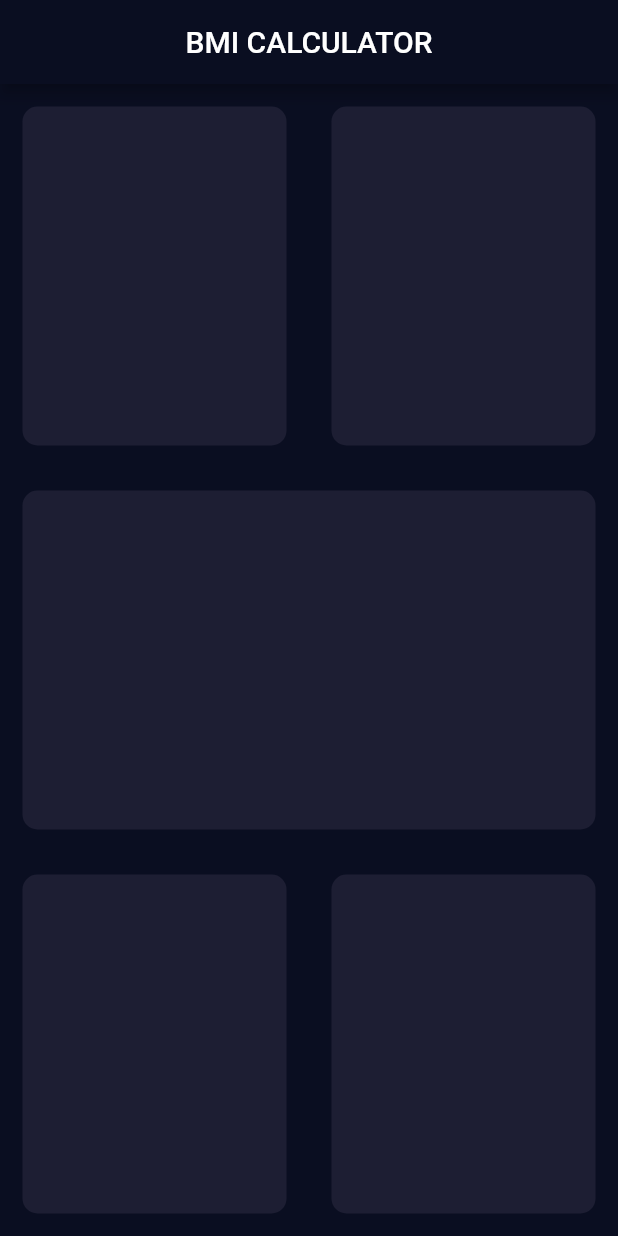
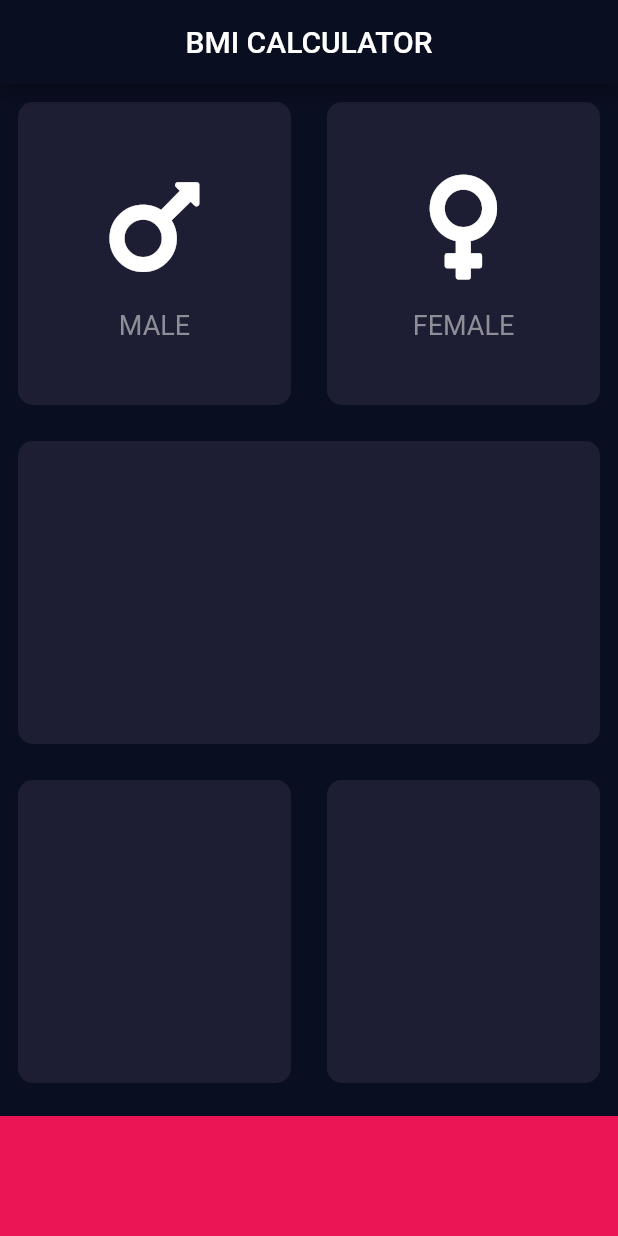
Before and after one commit to TsengYiYao/bmi-calculator, a Flutter app: the screen it shows after launch, on a phone screen of 412 x 824 dp. Run offline on Flutter 3.47's test engine with Material 2 defaults, Android fonts, the phone set to English and light mode, and no system bars; our stand-ins replace font_awesome_flutter.

Commit message:
EXTRACT IconContent

```diff
--- a/lib/input_page.dart
+++ b/lib/input_page.dart
@@ -1,4 +1,9 @@
 import 'package:flutter/material.dart';
+import 'package:font_awesome_flutter/font_awesome_flutter.dart';
+
+const bottomContainerHeight = 80.0;
+const bottomContainerColor = Color(0xFFEB1555);
+const activeCardColor = Color(0xFF1D1E33);
 
 class InputPage extends StatefulWidget {
   @override
@@ -20,28 +25,44 @@ class _InputPageState extends State<InputPage> {
                 child: Row(
               children: <Widget>[
                 Expanded(
-                    child: ReusableCard(color: Color(0XFF1D1E33)),
+                  child: ReusableCard(
+                    color: activeCardColor,
+                    cardChild: IconContent(
+                      icon: FontAwesomeIcons.mars,
+                      text: 'MALE',
                     ),
-                  Expanded(
-                    child: ReusableCard(color: Color(0XFF1D1E33)),
-                  ),
-                ],
                   ),
                 ),
                 Expanded(
-              child: ReusableCard(color: Color(0XFF1D1E33)),
+                  child: ReusableCard(
+                    color: activeCardColor,
+                    cardChild: IconContent(
+                      icon: FontAwesomeIcons.venus,
+                      text: 'FEMALE',
+                    ),
+                  ),
+                ),
+              ],
+            )),
+            Expanded(
+              child: ReusableCard(color: activeCardColor),
             ),
             Expanded(
                 child: Row(
               children: <Widget>[
                 Expanded(
-                    child: ReusableCard(color: Color(0XFF1D1E33)),
+                  child: ReusableCard(color: activeCardColor),
                 ),
                 Expanded(
-                    child: ReusableCard(color: Color(0XFF1D1E33)),
+                  child: ReusableCard(color: activeCardColor),
                 ),
               ],
-              ),
+            )),
+            Container(
+              color: bottomContainerColor,
+              margin: EdgeInsets.only(top: 10),
+              width: double.infinity,
+              height: bottomContainerHeight,
             ),
           ],
         ),
@@ -50,15 +71,47 @@ class _InputPageState extends State<InputPage> {
   }
 }
 
+class IconContent extends StatelessWidget {
+  IconContent({@required this.icon, this.text});
+
+  final IconData icon;
+  final String text;
+
+  @override
+  Widget build(BuildContext context) {
+    return Column(
+      mainAxisAlignment: MainAxisAlignment.center,
+      children: <Widget>[
+        Icon(
+          icon,
+          size: 80,
+        ),
+        SizedBox(
+          height: 15,
+        ),
+        Text(
+          text,
+          style: TextStyle(
+            fontSize: 18,
+            color: Color(0xFF8D8E98),
+          ),
+        ),
+      ],
+    );
+  }
+}
+
 class ReusableCard extends StatelessWidget {
-  ReusableCard({@required this.color});
+  ReusableCard({@required this.color, this.cardChild});
 
-  Color color;
+  final Color color;
+  final Widget cardChild;
 
   @override
   Widget build(BuildContext context) {
     return Container(
-      margin: EdgeInsets.all(15),
+      child: cardChild,
+      margin: EdgeInsets.all(12),
       decoration: BoxDecoration(
         color: color,
         borderRadius: BorderRadius.circular(10),
--- a/pubspec.yaml
+++ b/pubspec.yaml
@@ -11,6 +11,7 @@ dependencies:
     sdk: flutter
 
   cupertino_icons: ^0.1.2
+  font_awesome_flutter: ^8.5.0
 
 dev_dependencies:
   flutter_test:
```
Lines whose indentation alone changed are shown as unchanged.
